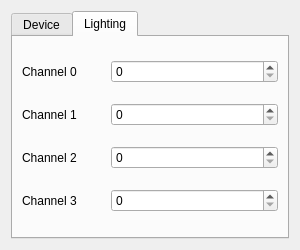
The window that ui/Camera.ui (vananh2606/ProjectProcessingImage) describes before a commit, drawn with Qt 5.
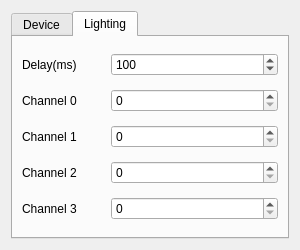
The same window after the commit. The open tabs and pages were chosen to show the change.

The edit to the form file:
```diff
--- a/ui/Camera.ui
+++ b/ui/Camera.ui
@@ -218,55 +218,72 @@
       </attribute>
       <layout class="QGridLayout" name="gridLayout_3" columnstretch="1,2">
        <item row="0" column="0">
+        <widget class="QLabel" name="label_delay">
+         <property name="text">
+          <string>Delay(ms)</string>
+         </property>
+        </widget>
+       </item>
+       <item row="0" column="1">
+        <widget class="QSpinBox" name="spin_delay">
+         <property name="maximum">
+          <number>1000000000</number>
+         </property>
+         <property name="value">
+          <number>100</number>
+         </property>
+        </widget>
+       </item>
+       <item row="1" column="0">
         <widget class="QLabel" name="label_channel_0">
          <property name="text">
           <string>Channel 0</string>
          </property>
         </widget>
        </item>
-       <item row="0" column="1">
+       <item row="1" column="1">
         <widget class="QSpinBox" name="spin_channel_0">
          <property name="maximum">
           <number>1000</number>
          </property>
         </widget>
        </item>
-       <item row="1" column="0">
+       <item row="2" column="0">
         <widget class="QLabel" name="label_channel_1">
          <property name="text">
           <string>Channel 1</string>
          </property>
         </widget>
        </item>
-       <item row="1" column="1">
+       <item row="2" column="1">
         <widget class="QSpinBox" name="spin_channel_1">
          <property name="maximum">
           <number>1000</number>
          </property>
         </widget>
        </item>
-       <item row="2" column="0">
+       <item row="3" column="0">
         <widget class="QLabel" name="label_channel_2">
          <property name="text">
           <string>Channel 2</string>
          </property>
         </widget>
        </item>
-       <item row="2" column="1">
+       <item row="3" column="1">
         <widget class="QSpinBox" name="spin_channel_2">
          <property name="maximum">
           <number>1000</number>
          </property>
         </widget>
        </item>
-       <item row="3" column="0">
+       <item row="4" column="0">
         <widget class="QLabel" name="label_channel_3">
          <property name="text">
           <string>Channel 3</string>
          </property>
         </widget>
        </item>
-       <item row="3" column="1">
+       <item row="4" column="1">
         <widget class="QSpinBox" name="spin_channel_3">
          <property name="maximum">
           <number>1000</number>
```
